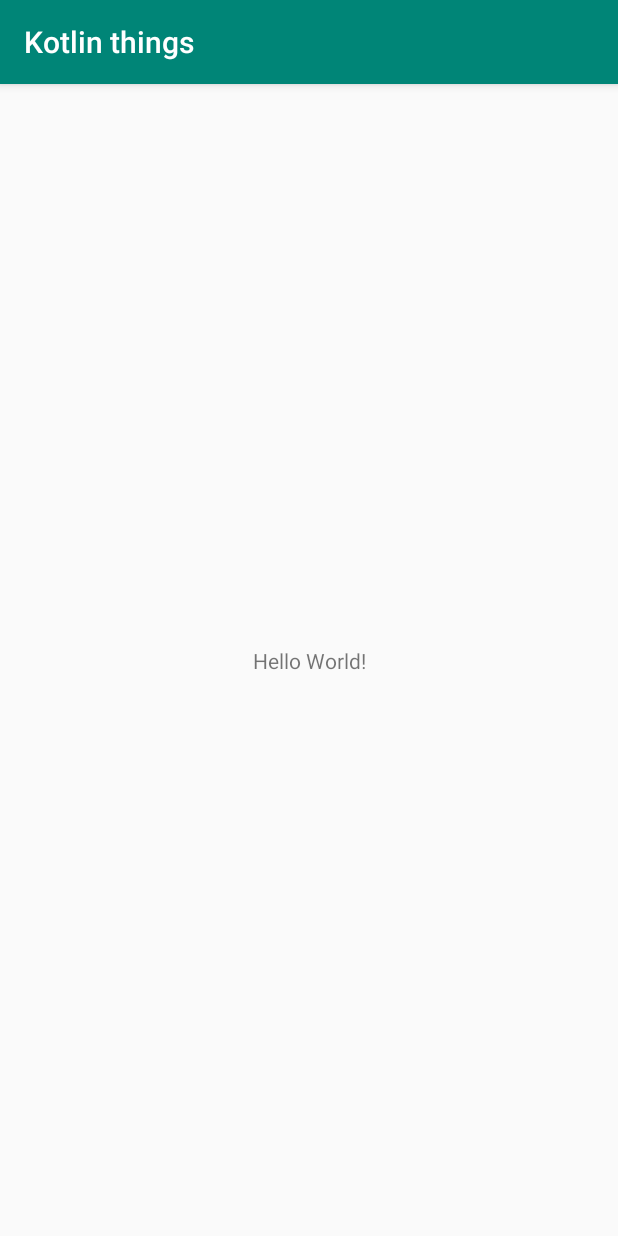
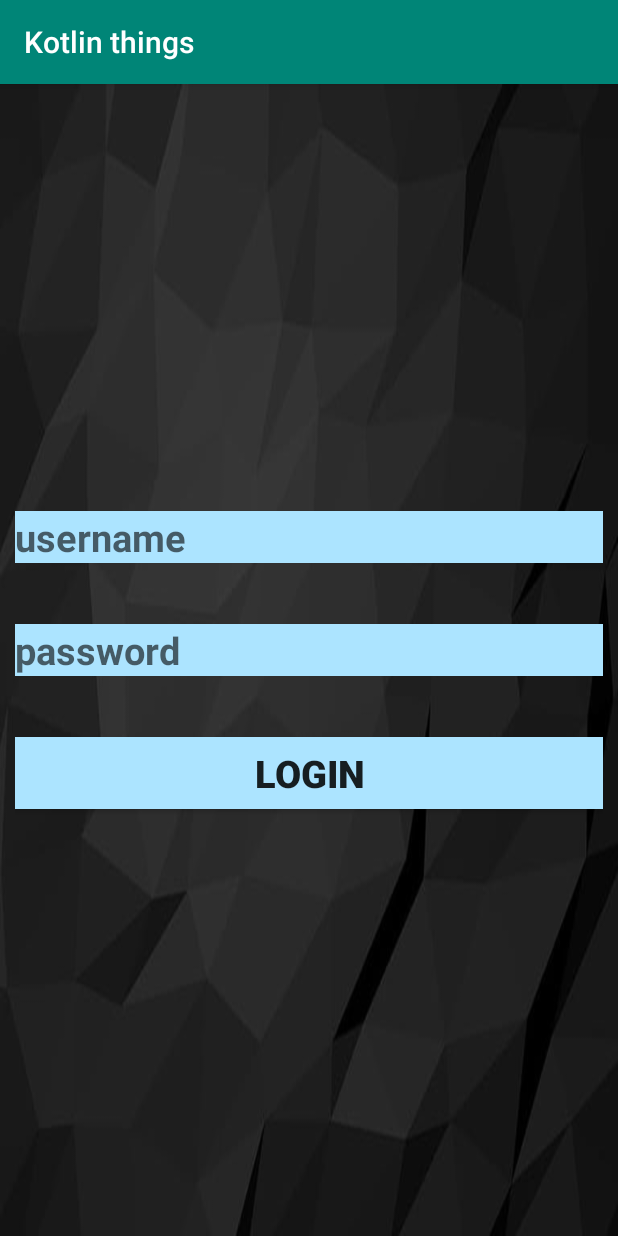
Before and after one commit to mihhailalijev/Kotlinthings, an Android app: the screen it shows after launch (MainActivity), on a phone screen of 412 x 824 dp. Run offline under Robolectric (Android 15) with nearby library versions, the phone set to English and light mode, and no system bars; libraries missing offline, so code that uses them is left out: com.vk.sdk.

Commit message:
Added sdk

```diff
--- a/app/src/main/res/layout/activity_main.xml
+++ b/app/src/main/res/layout/activity_main.xml
@@ -1,19 +1,78 @@
 <?xml version="1.0" encoding="utf-8"?>
-<androidx.constraintlayout.widget.ConstraintLayout
-    xmlns:android="http://schemas.android.com/apk/res/android"
+<androidx.constraintlayout.widget.ConstraintLayout xmlns:android="http://schemas.android.com/apk/res/android"
+    xmlns:app="http://schemas.android.com/apk/res-auto"
     xmlns:tools="http://schemas.android.com/tools"
-    xmlns:app="http://schemas.android.com/apk/res-auto"
     android:layout_width="match_parent"
     android:layout_height="match_parent"
-    tools:context=".MainActivity">
+    tools:context=".MainActivity"
+    android:background="@drawable/login_background">
 
-    <TextView
-        android:layout_width="wrap_content"
-        android:layout_height="wrap_content"
-        android:text="Hello World!"
+    <androidx.constraintlayout.widget.ConstraintLayout
+        android:id="@+id/loginContainer"
+
+        android:layout_width="match_parent"
+        android:layout_height="300dp"
         app:layout_constraintBottom_toBottomOf="parent"
-        app:layout_constraintLeft_toLeftOf="parent"
-        app:layout_constraintRight_toRightOf="parent"
-        app:layout_constraintTop_toTopOf="parent" />
+        app:layout_constraintEnd_toEndOf="parent"
+        app:layout_constraintStart_toStartOf="parent"
+        app:layout_constraintTop_toTopOf="parent"
 
+        android:padding="10dp"
+        android:textAlignment="center"
+        >
+
+        <EditText
+            android:id="@+id/loginInput"
+            android:layout_width="match_parent"
+            android:layout_height="wrap_content"
+
+            app:layout_constraintBottom_toTopOf="@id/passwordInput"
+            app:layout_constraintEnd_toEndOf="parent"
+            app:layout_constraintStart_toStartOf="parent"
+            app:layout_constraintTop_toTopOf="@id/loginContainer"
+
+            android:background="#ace4ff"
+            android:hint="username"
+            android:inputType="textEmailAddress"
+            android:textSize="25sp"
+            android:textStyle="bold"
+        />
+
+        <EditText
+            android:id="@+id/passwordInput"
+            android:layout_width="match_parent"
+            android:layout_height="wrap_content"
+            android:background="#ace4ff"
+
+            app:layout_constraintBottom_toTopOf="@id/loginButton"
+            app:layout_constraintEnd_toEndOf="parent"
+            app:layout_constraintStart_toStartOf="parent"
+            app:layout_constraintTop_toBottomOf="@id/loginInput"
+
+            android:hint="password"
+            android:inputType="textPassword"
+            android:textSize="25sp"
+            android:textStyle="bold"
+        />
+
+        <androidx.appcompat.widget.AppCompatButton
+            android:id="@+id/loginButton"
+            android:layout_width="match_parent"
+            android:layout_height="wrap_content"
+
+            app:layout_constraintBottom_toBottomOf="@id/loginContainer"
+            app:layout_constraintEnd_toEndOf="parent"
+            app:layout_constraintStart_toStartOf="parent"
+            app:layout_constraintTop_toBottomOf="@id/passwordInput"
+
+
+            android:background="#ace4ff"
+            android:onClick="login"
+            android:text="Login"
+            android:textAlignment="center"
+            android:textSize="25sp"
+            android:textStyle="bold"
+        />
+
+    </androidx.constraintlayout.widget.ConstraintLayout>
 </androidx.constraintlayout.widget.ConstraintLayout>
--- a/app/src/main/res/values/strings.xml
+++ b/app/src/main/res/values/strings.xml
@@ -1,3 +1,4 @@
 <resources>
     <string name="app_name">Kotlin things</string>
+    <integer name="com_vk_sdk_AppId">7225532</integer>
 </resources>
--- a/settings.gradle
+++ b/settings.gradle
@@ -1,2 +1,2 @@
-include ':app'
+include ':vksdk_library',':app'
 rootProject.name='Kotlin things'
```
Also changed, not shown: app/build.gradle (+9 -5 lines), app/src/main/AndroidManifest.xml (+10 -3 lines), app/src/main/java/com/example/kotlinthings/GalleryActivity.kt (added, +12 -0 lines), app/src/main/java/com/example/kotlinthings/MainActivity.kt (+51 -0 lines), app/src/main/res/layout/activity_gallery.xml (added, +9 -0 lines), app/src/main/res/drawable/login_background.jpg (added), 2 other files.
